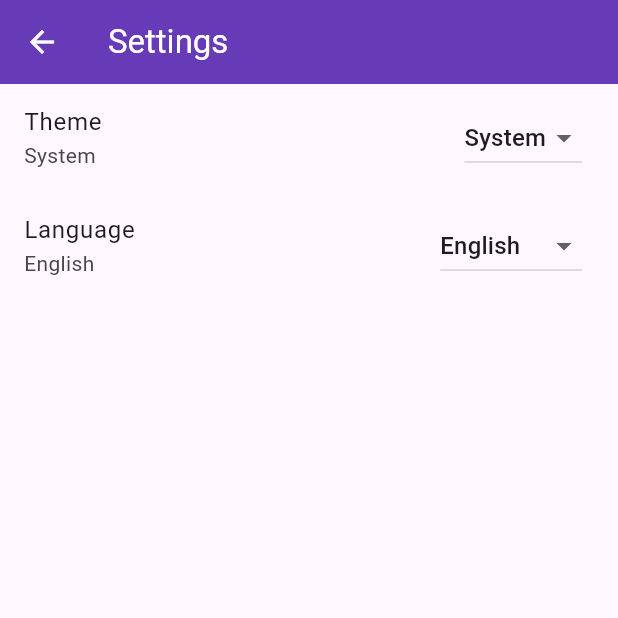
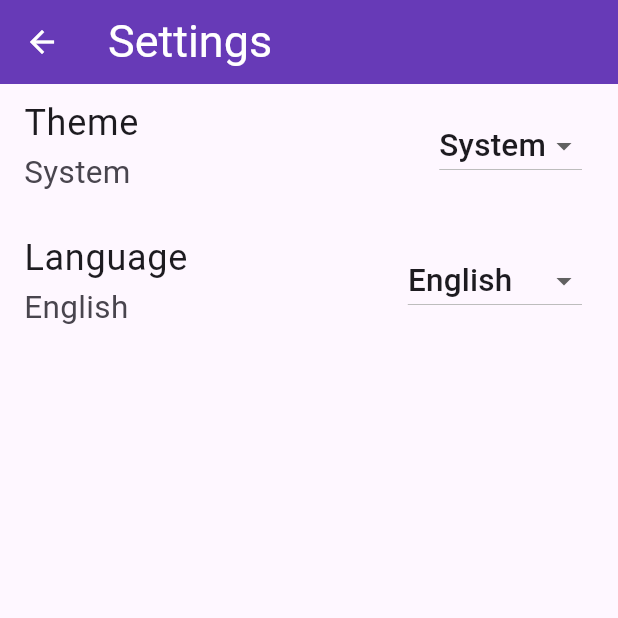
Before and after one commit to ilikepancakes-ink/Onet, a Flutter app: the screen it shows after launch, after a tap on the "settings" icon, on a phone screen of 412 x 824 dp, the top half of it. Run offline on Flutter 3.47's test engine with Material 3 defaults, Android fonts, the phone set to English and light mode, and no system bars; our stand-ins replace shared_preferences, video_player; network calls fail.

```diff
--- /dev/null
+++ b/client/client/devtools_options.yaml
@@ -0,0 +1,3 @@
+description: This file stores settings for Dart & Flutter DevTools.
+documentation: https://docs.flutter.dev/tools/devtools/extensions#configure-extension-enablement-states
+extensions:
--- a/client/client/lib/server_link_screen.dart
+++ b/client/client/lib/server_link_screen.dart
@@ -47,12 +47,16 @@ class _ServerLinkScreenState extends State<ServerLinkScreen> {
   Widget build(BuildContext context) {
     final l10n = AppLocalizations.of(context)!;
     final appProvider = Provider.of<AppProvider>(context);
+    final size = MediaQuery.of(context).size;
+    final isMobile = size.width < 600;
+    final scale = isMobile ? 1.5 : 1.0;
     return Scaffold(
       appBar: AppBar(
-        title: Text(l10n.onetFileServer),
+        title: Text(l10n.onetFileServer, style: TextStyle(fontSize: 20 * scale)),
         actions: [
           IconButton(
             icon: Icon(Icons.settings),
+            iconSize: 24 * scale,
             onPressed: () {
               Navigator.push(
                 context,
@@ -63,30 +67,35 @@ class _ServerLinkScreenState extends State<ServerLinkScreen> {
         ],
       ),
       body: Padding(
-        padding: const EdgeInsets.all(16.0),
+        padding: EdgeInsets.all(16.0 * scale),
         child: Column(
           children: [
             TextField(
               controller: _controller,
-              decoration: InputDecoration(labelText: l10n.serverUrl),
+              decoration: InputDecoration(labelText: l10n.serverUrl, labelStyle: TextStyle(fontSize: 16 * scale)),
+              style: TextStyle(fontSize: 16 * scale),
             ),
-            SizedBox(height: 20),
+            SizedBox(height: 20 * scale),
             _isLoading
                 ? CircularProgressIndicator()
                 : ElevatedButton(
                     onPressed: _connect,
-                    child: Text(l10n.connect),
+                    style: ElevatedButton.styleFrom(minimumSize: Size(double.infinity, 48 * scale)),
+                    child: Text(l10n.connect, style: TextStyle(fontSize: 16 * scale)),
                   ),
             // Recent servers section
             if (appProvider.recentServers.isNotEmpty) ...[
-              SizedBox(height: 40),
-              Text(l10n.recentServers, style: TextStyle(fontWeight: FontWeight.bold)),
-              SizedBox(height: 10),
-              ...appProvider.recentServers.take(5).map((url) => ListTile(
-                title: Text(url),
-                onTap: () {
-                  _controller.text = url;
-                },
+              SizedBox(height: 40 * scale),
+              Text(l10n.recentServers, style: TextStyle(fontWeight: FontWeight.bold, fontSize: 16 * scale)),
+              SizedBox(height: 10 * scale),
+              ...appProvider.recentServers.take(5).map((url) => SizedBox(
+                height: 60 * scale,
+                child: ListTile(
+                  title: Text(url, style: TextStyle(fontSize: 14 * scale)),
+                  onTap: () {
+                    _controller.text = url;
+                  },
+                ),
               )),
             ],
           ],
--- a/client/client/lib/settings_screen.dart
+++ b/client/client/lib/settings_screen.dart
@@ -8,25 +8,30 @@ class SettingsScreen extends StatelessWidget {
   @override
   Widget build(BuildContext context) {
     final l10n = AppLocalizations.of(context)!;
+    final size = MediaQuery.of(context).size;
+    final isMobile = size.width < 600;
+    final scale = isMobile ? 1.5 : 1.0;
     return Scaffold(
-      appBar: AppBar(title: Text(l10n.settings)),
+      appBar: AppBar(title: Text(l10n.settings, style: TextStyle(fontSize: 20 * scale))),
       body: Consumer<AppProvider>(
         builder: (context, appProvider, child) {
           return ListView(
             children: [
-              ListTile(
-                title: Text(l10n.theme),
+              SizedBox(
+                height: 60 * scale,
+                child: ListTile(
+                  title: Text(l10n.theme, style: TextStyle(fontSize: 16 * scale)),
                   subtitle: Text(appProvider.settings.themeMode == ThemeMode.light
                       ? l10n.light
                       : appProvider.settings.themeMode == ThemeMode.dark
                           ? l10n.dark
-                        : l10n.system),
+                          : l10n.system, style: TextStyle(fontSize: 14 * scale)),
                   trailing: DropdownButton<ThemeMode>(
                     value: appProvider.settings.themeMode,
                     items: [
-                    DropdownMenuItem(value: ThemeMode.system, child: Text(l10n.system)),
-                    DropdownMenuItem(value: ThemeMode.light, child: Text(l10n.light)),
-                    DropdownMenuItem(value: ThemeMode.dark, child: Text(l10n.dark)),
+                      DropdownMenuItem(value: ThemeMode.system, child: Text(l10n.system, style: TextStyle(fontSize: 14 * scale))),
+                      DropdownMenuItem(value: ThemeMode.light, child: Text(l10n.light, style: TextStyle(fontSize: 14 * scale))),
+                      DropdownMenuItem(value: ThemeMode.dark, child: Text(l10n.dark, style: TextStyle(fontSize: 14 * scale))),
                     ],
                     onChanged: (value) {
                       if (value != null) {
@@ -38,21 +43,24 @@ class SettingsScreen extends StatelessWidget {
                     },
                   ),
                 ),
-              ListTile(
-                title: Text(l10n.language),
-                subtitle: Text(_getLanguageName(appProvider.settings.language, l10n)),
+              ),
+              SizedBox(
+                height: 60 * scale,
+                child: ListTile(
+                  title: Text(l10n.language, style: TextStyle(fontSize: 16 * scale)),
+                  subtitle: Text(_getLanguageName(appProvider.settings.language, l10n), style: TextStyle(fontSize: 14 * scale)),
                   trailing: DropdownButton<String>(
                     value: appProvider.settings.language,
                     items: [
-                    DropdownMenuItem(value: 'en', child: Text(l10n.english)),
-                    DropdownMenuItem(value: 'es', child: Text(l10n.spanish)),
-                    DropdownMenuItem(value: 'fr', child: Text(l10n.french)),
-                    DropdownMenuItem(value: 'nl', child: Text(l10n.dutch)),
-                    DropdownMenuItem(value: 'de', child: Text(l10n.german)),
-                    DropdownMenuItem(value: 'ru', child: Text(l10n.russian)),
-                    DropdownMenuItem(value: 'sv', child: Text(l10n.swedish)),
-                    DropdownMenuItem(value: 'ko', child: Text(l10n.korean)),
-                    DropdownMenuItem(value: 'sk', child: Text(l10n.slovakian)),
+                      DropdownMenuItem(value: 'en', child: Text(l10n.english, style: TextStyle(fontSize: 14 * scale))),
+                      DropdownMenuItem(value: 'es', child: Text(l10n.spanish, style: TextStyle(fontSize: 14 * scale))),
+                      DropdownMenuItem(value: 'fr', child: Text(l10n.french, style: TextStyle(fontSize: 14 * scale))),
+                      DropdownMenuItem(value: 'nl', child: Text(l10n.dutch, style: TextStyle(fontSize: 14 * scale))),
+                      DropdownMenuItem(value: 'de', child: Text(l10n.german, style: TextStyle(fontSize: 14 * scale))),
+                      DropdownMenuItem(value: 'ru', child: Text(l10n.russian, style: TextStyle(fontSize: 14 * scale))),
+                      DropdownMenuItem(value: 'sv', child: Text(l10n.swedish, style: TextStyle(fontSize: 14 * scale))),
+                      DropdownMenuItem(value: 'ko', child: Text(l10n.korean, style: TextStyle(fontSize: 14 * scale))),
+                      DropdownMenuItem(value: 'sk', child: Text(l10n.slovakian, style: TextStyle(fontSize: 14 * scale))),
                     ],
                     onChanged: (value) {
                       if (value != null) {
@@ -62,6 +70,7 @@ class SettingsScreen extends StatelessWidget {
                         ));
                       }
                     },
+                  ),
                 ),
               ),
             ],
```
Also changed, not shown: client/client/lib/auth_screen.dart (+17 -11 lines), client/client/lib/file_viewer_screen.dart (+13 -6 lines), client/client/lib/folder_browser_screen.dart (+13 -6 lines), 5 other files. Lines whose indentation alone changed are shown as unchanged.
